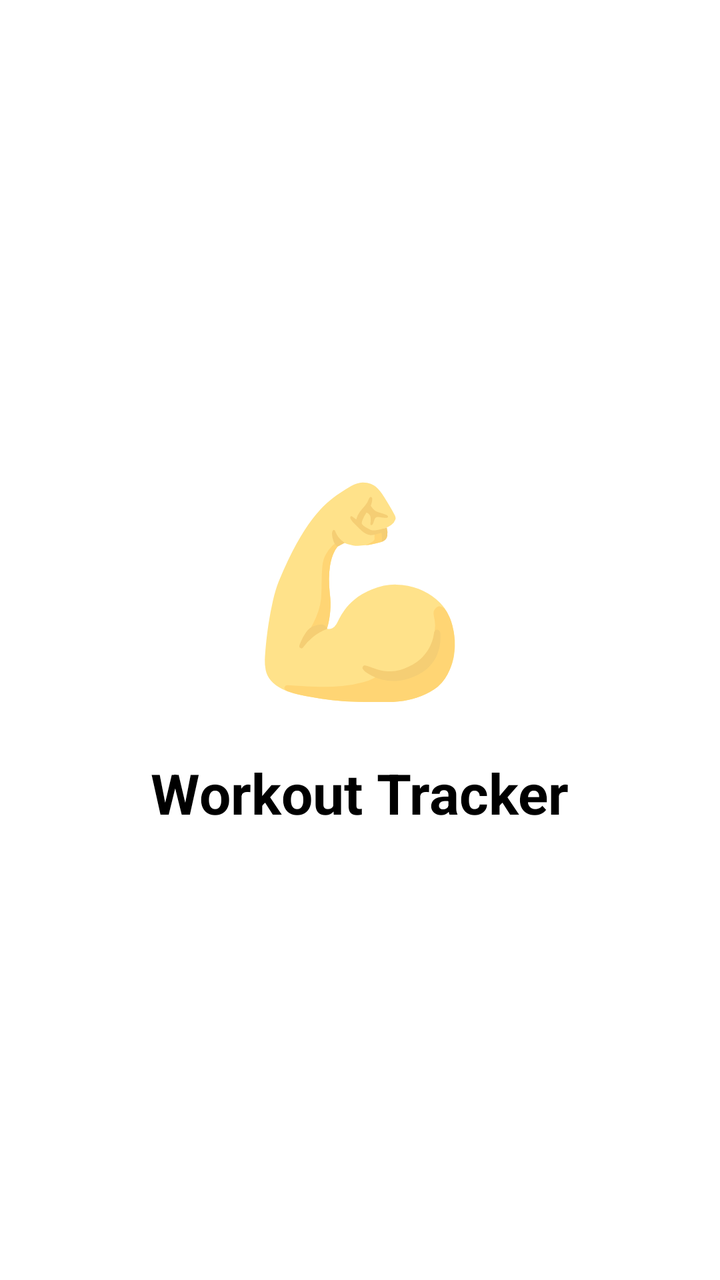
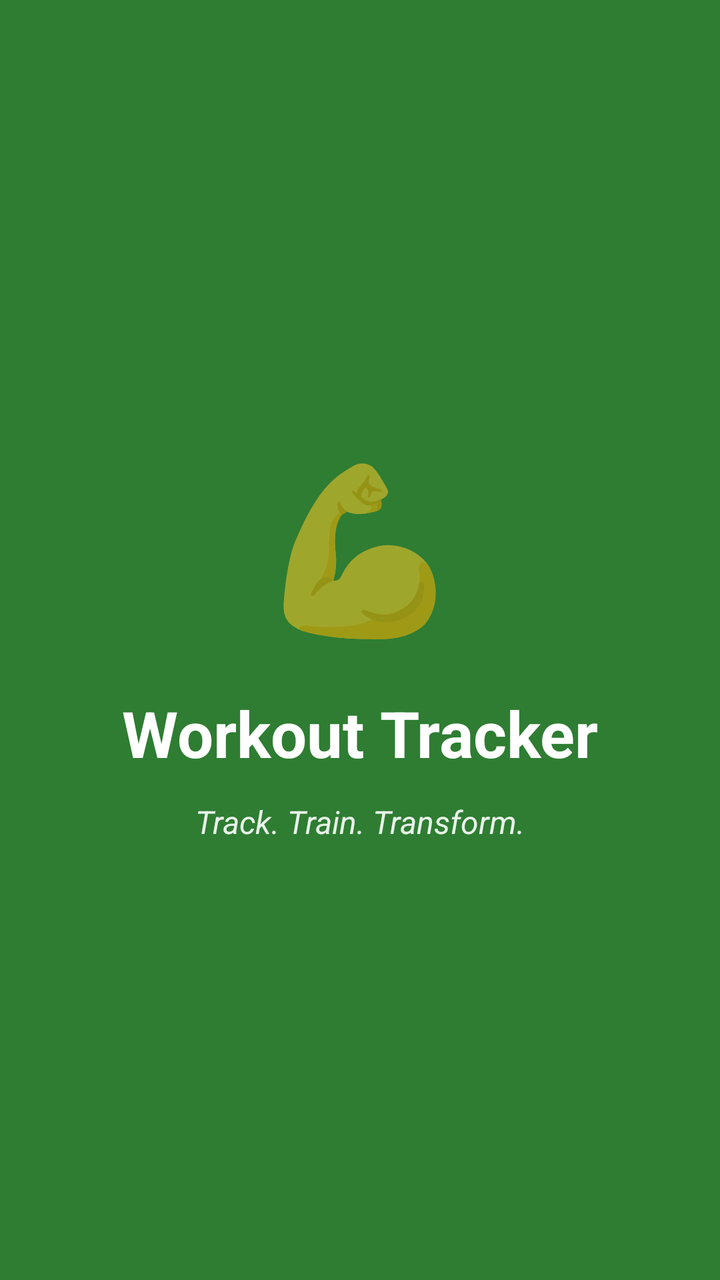

Two renders of the same Android screen: before a commit and after it. Below are the layout's source before the change and the commit's diff.
<!-- AndroidManifest.xml: application theme Theme.WorkoutTracker -->
<!-- res/layout/activity_splash.xml -->
<?xml version="1.0" encoding="utf-8"?>
<LinearLayout xmlns:android="http://schemas.android.com/apk/res/android"
    android:layout_width="match_parent"
    android:layout_height="match_parent"
    android:orientation="vertical"
    android:gravity="center"
    android:background="@color/white">

    <TextView
        android:id="@+id/logo"
        android:layout_width="wrap_content"
        android:layout_height="wrap_content"
        android:text="💪"
        android:textSize="100sp" />

    <TextView
        android:layout_width="wrap_content"
        android:layout_height="wrap_content"
        android:layout_marginTop="20dp"
        android:text="Workout Tracker"
        android:textSize="28sp"
        android:textStyle="bold"
        android:textColor="@color/black" />

</LinearLayout>
<!-- resources referenced by this layout -->
<resources>
  <color name="black">#FF000000</color>
  <color name="white">#FFFFFFFF</color>
  <style name="Theme.WorkoutTracker" parent="Base.Theme.WorkoutTracker" />
  <style name="Base.Theme.WorkoutTracker" parent="Theme.MaterialComponents.DayNight.NoActionBar">
          
          <item name="colorPrimary">@color/blue_primary</item>
          <item name="colorPrimaryVariant">@color/purple_700</item>
          <item name="colorOnPrimary">@color/white</item>
          
          <item name="colorSecondary">@color/teal_200</item>
          <item name="colorSecondaryVariant">@color/teal_700</item>
          <item name="colorOnSecondary">@color/black</item>
          
          <item name="android:statusBarColor">?attr/colorPrimaryVariant</item>
          
      </style>
  <color name="blue_primary">#1976D2</color>
  <color name="purple_700">#FF3700B3</color>
  <color name="teal_200">#FF03DAC5</color>
  <color name="teal_700">#FF018786</color>
</resources>

<!-- the commit's change to res/layout/activity_splash.xml (unified diff, before → after) -->
@@ -4,22 +4,33 @@
     android:layout_height="match_parent"
     android:orientation="vertical"
     android:gravity="center"
-    android:background="@color/white">
+    android:background="@color/colorPrimary"
+    android:padding="24dp">
 
     <TextView
         android:id="@+id/logo"
         android:layout_width="wrap_content"
         android:layout_height="wrap_content"
         android:text="💪"
-        android:textSize="100sp" />
+        android:textSize="80sp" />
 
     <TextView
         android:layout_width="wrap_content"
         android:layout_height="wrap_content"
         android:layout_marginTop="20dp"
         android:text="Workout Tracker"
-        android:textSize="28sp"
+        android:textSize="32sp"
         android:textStyle="bold"
-        android:textColor="@color/black" />
+        android:textColor="@color/white" />
+
+    <TextView
+        android:layout_width="wrap_content"
+        android:layout_height="wrap_content"
+        android:layout_marginTop="12dp"
+        android:text="Track. Train. Transform."
+        android:textStyle="italic"
+        android:textSize="16sp"
+        android:textColor="@color/white"
+        android:alpha="0.9" />
 
 </LinearLayout>
<!-- resource entries referenced after the edit -->
@@ -1,24 +1,24 @@
 <!-- resources referenced by this layout -->
 <resources>
-  <color name="black">#FF000000</color>
-  <color name="white">#FFFFFFFF</color>
+  <color name="colorPrimary">#2E7D32</color>
+  <color name="white">#FFFFFF</color>
   <style name="Theme.WorkoutTracker" parent="Base.Theme.WorkoutTracker" />
-  <style name="Base.Theme.WorkoutTracker" parent="Theme.MaterialComponents.DayNight.NoActionBar">
+  <style name="Base.Theme.WorkoutTracker" parent="Theme.MaterialComponents.Light.NoActionBar">
           
-          <item name="colorPrimary">@color/blue_primary</item>
-          <item name="colorPrimaryVariant">@color/purple_700</item>
+          <item name="colorPrimary">@color/colorPrimary</item>
+          <item name="colorPrimaryVariant">@color/colorPrimaryDark</item>
           <item name="colorOnPrimary">@color/white</item>
           
-          <item name="colorSecondary">@color/teal_200</item>
-          <item name="colorSecondaryVariant">@color/teal_700</item>
-          <item name="colorOnSecondary">@color/black</item>
+          <item name="colorSecondary">@color/colorAccent</item>
+          <item name="colorSecondaryVariant">@color/colorPrimaryDark</item>
+          <item name="colorOnSecondary">@color/white</item>
           
           <item name="android:statusBarColor">?attr/colorPrimaryVariant</item>
           
+          <item name="android:windowBackground">@color/colorBackground</item>
       </style>
-  <color name="blue_primary">#1976D2</color>
-  <color name="purple_700">#FF3700B3</color>
-  <color name="teal_200">#FF03DAC5</color>
-  <color name="teal_700">#FF018786</color>
+  <color name="colorPrimaryDark">#1B5E20</color>
+  <color name="colorAccent">#66BB6A</color>
+  <color name="colorBackground">#F5F5F5</color>
 </resources>
 
